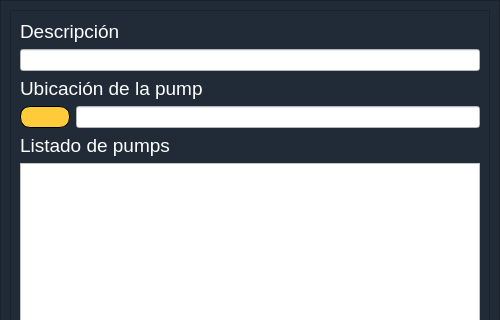
Old version of the form EmergencyDispatcher_dialog_modify_pumps.ui in the repository valetobares11/EmergencyDispatcher; both pictures show x 0 to 500 and y 0 to 320 of the 500 by 738 pixel window.
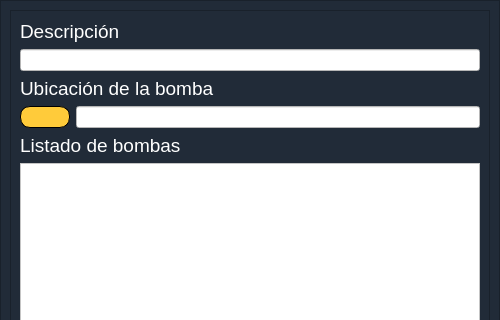
New version of the form. Icons and pictures are not drawn.

Commit message: modificando detalles de interfaz

```diff
--- a/EmergencyDispatcher_dialog_modify_pumps.ui
+++ b/EmergencyDispatcher_dialog_modify_pumps.ui
@@ -109,7 +109,7 @@
             <string notr="true">color: rgb(255, 255, 255);</string>
            </property>
            <property name="text">
-            <string>Ubicación de la pump</string>
+            <string>Ubicación de la bomba</string>
            </property>
           </widget>
          </item>
@@ -124,7 +124,7 @@
             <string notr="true">color: rgb(255, 255, 255);</string>
            </property>
            <property name="text">
-            <string>Listado de pumps</string>
+            <string>Listado de bombas</string>
            </property>
           </widget>
          </item>
```
The commit also changes 3 other files.
